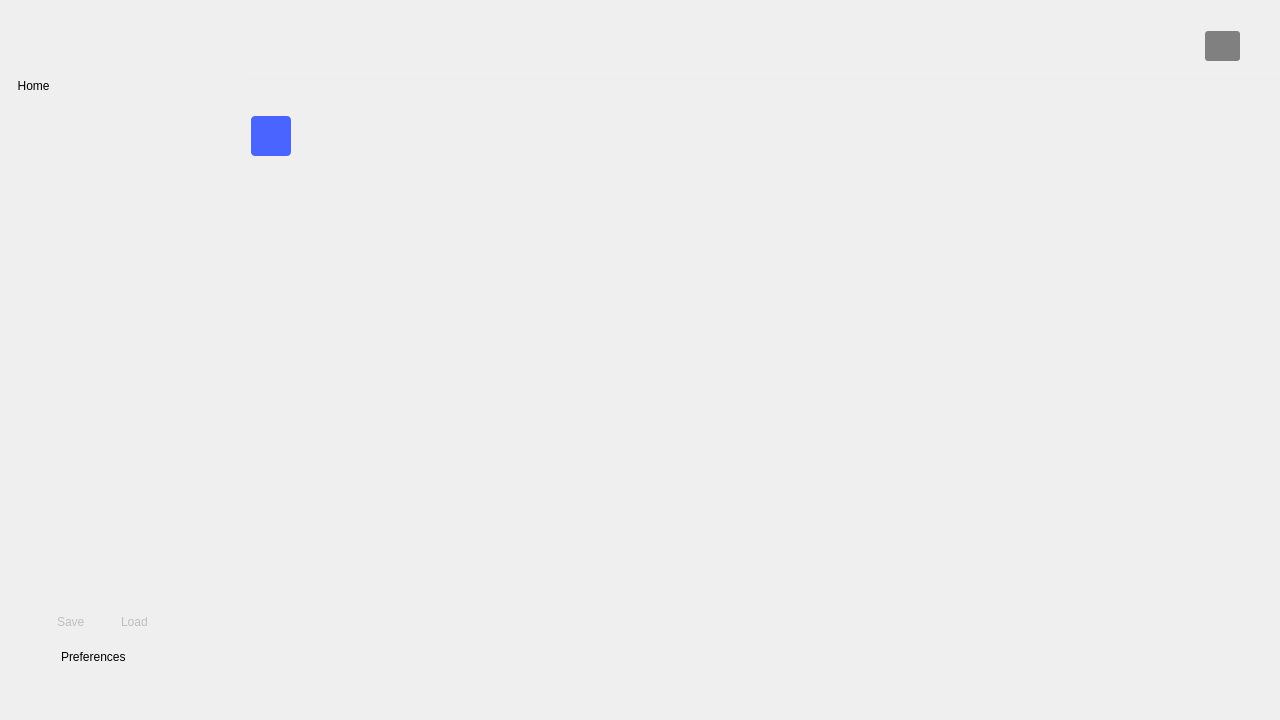
First picture: the form in ui/tool_launcher.ui, repository analogdevicesinc/scopy, before the edit.
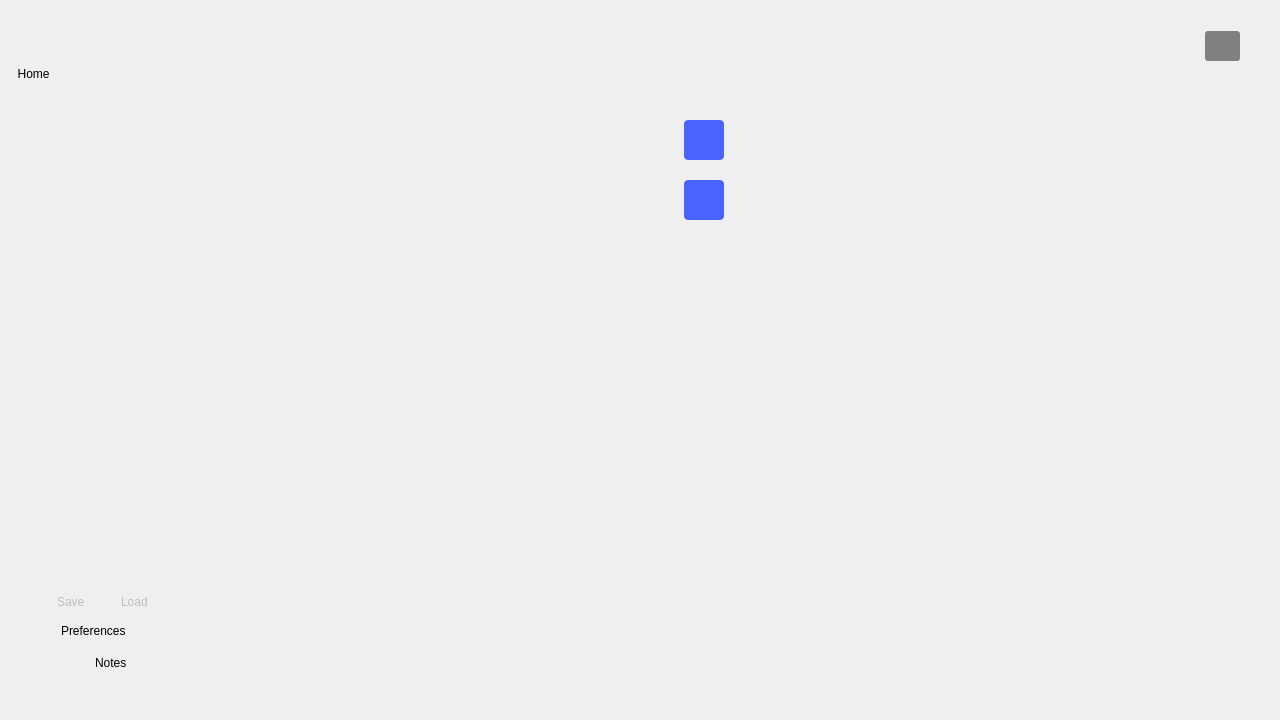
Second picture: the form after the edit. Icons and pictures are not drawn. Custom widgets are drawn as their Qt base class.

Commit message: Tool Launcher: Integrate the previously added classes (Device and User Notes) in the tool launcher and rework the device connection/selection flow.

```diff
--- a/ui/tool_launcher.ui
+++ b/ui/tool_launcher.ui
@@ -54,6 +54,9 @@
        <string notr="true">.QWidget[selected=true] { background-color: rgba(0, 0, 0, 60); }</string>
       </property>
       <layout class="QVBoxLayout" name="verticalLayout">
+       <property name="spacing">
+        <number>0</number>
+       </property>
        <property name="leftMargin">
         <number>0</number>
        </property>
@@ -346,8 +349,8 @@
            <rect>
             <x>0</x>
             <y>0</y>
-            <width>200</width>
-            <height>427</height>
+            <width>631</width>
+            <height>456</height>
            </rect>
           </property>
           <property name="sizePolicy">
@@ -872,6 +875,116 @@
          </layout>
         </widget>
        </item>
+       <item>
+        <widget class="QWidget" name="notes" native="true">
+         <property name="minimumSize">
+          <size>
+           <width>0</width>
+           <height>0</height>
+          </size>
+         </property>
+         <property name="maximumSize">
+          <size>
+           <width>200</width>
+           <height>16777215</height>
+          </size>
+         </property>
+         <property name="styleSheet">
+          <string notr="true">QPushButton { text-align:left; border: none; background-color: none; }
+.QWidget:hover {
+background-color: rgba(0, 0, 0, 60);
+border: 1px solid rgba(0, 0, 0, 30);
+border-radius:5px;
+}
+QWidget[selected=true] { 
+background-color: rgba(0, 0, 0, 60);
+border: 1px solid rgba(0, 0, 0, 30);
+border-radius:5px; 
+}</string>
+         </property>
+         <layout class="QHBoxLayout" name="horizontalLayout_11">
+          <property name="spacing">
+           <number>0</number>
+          </property>
+          <property name="leftMargin">
+           <number>0</number>
+          </property>
+          <property name="topMargin">
+           <number>0</number>
+          </property>
+          <property name="rightMargin">
+           <number>0</number>
+          </property>
+          <property name="bottomMargin">
+           <number>0</number>
+          </property>
+          <item>
+           <layout class="QHBoxLayout" name="horizontalLayout_10">
+            <property name="leftMargin">
+             <number>10</number>
+            </property>
+            <property name="topMargin">
+             <number>0</number>
+            </property>
+            <property name="rightMargin">
+             <number>10</number>
+            </property>
+            <item>
+             <spacer name="horizontalSpacer_14">
+              <property name="orientation">
+               <enum>Qt::Horizontal</enum>
+              </property>
+              <property name="sizeHint" stdset="0">
+               <size>
+                <width>0</width>
+                <height>0</height>
+               </size>
+              </property>
+             </spacer>
+            </item>
+            <item>
+             <widget class="QPushButton" name="btnNotes">
+              <property name="sizePolicy">
+               <sizepolicy hsizetype="Minimum" vsizetype="Minimum">
+                <horstretch>0</horstretch>
+                <verstretch>0</verstretch>
+               </sizepolicy>
+              </property>
+              <property name="minimumSize">
+               <size>
+                <width>32</width>
+                <height>32</height>
+               </size>
+              </property>
+              <property name="text">
+               <string>Notes</string>
+              </property>
+              <property name="checkable">
+               <bool>true</bool>
+              </property>
+              <property name="flat">
+               <bool>true</bool>
+              </property>
+             </widget>
+            </item>
+            <item>
+             <spacer name="horizontalSpacer_15">
+              <property name="orientation">
+               <enum>Qt::Horizontal</enum>
+              </property>
+              <property name="sizeHint" stdset="0">
+               <size>
+                <width>0</width>
+                <height>0</height>
+               </size>
+              </property>
+             </spacer>
+            </item>
+           </layout>
+          </item>
+         </layout>
+        </widget>
+       </item>
        <item>
         <layout class="QHBoxLayout" name="analogLogo">
          <property name="spacing">
@@ -1148,6 +1261,9 @@
               <string/>
              </property>
              <layout class="QHBoxLayout" name="horizontalLayout">
+              <property name="spacing">
+               <number>2</number>
+              </property>
               <property name="leftMargin">
                <number>0</number>
               </property>
@@ -1162,31 +1278,189 @@
               </property>
               <item>
                <layout class="QVBoxLayout" name="verticalLayout_2">
+                <property name="spacing">
+                 <number>0</number>
+                </property>
                 <property name="leftMargin">
-                 <number>9</number>
+                 <number>0</number>
                 </property>
+                <property name="bottomMargin">
+                 <number>0</number>
+                </property>
+                <item>
+                 <widget class="QWidget" name="btnsWidget" native="true">
+                  <property name="sizePolicy">
+                   <sizepolicy hsizetype="Preferred" vsizetype="Fixed">
+                    <horstretch>0</horstretch>
+                    <verstretch>0</verstretch>
+                   </sizepolicy>
+                  </property>
+                  <property name="minimumSize">
+                   <size>
+                    <width>0</width>
+                    <height>160</height>
+                   </size>
+                  </property>
+                  <property name="maximumSize">
+                   <size>
+                    <width>16777215</width>
+                    <height>160</height>
+                   </size>
+                  </property>
+                  <property name="styleSheet">
+                   <string notr="true">[selected=true] {
+  	opacity: 0.6;
+	border-radius: 4px;
+	background-color: #141416;
+}
+
+[selected=false] {
+	background-color: transparent;
+}</string>
+                  </property>
+                  <property name="selected" stdset="0">
+                   <bool>false</bool>
+                  </property>
+                  <layout class="QVBoxLayout" name="verticalLayout_6">
+                   <property name="spacing">
+                    <number>0</number>
+                   </property>
+                   <property name="leftMargin">
+                    <number>0</number>
+                   </property>
                 <property name="topMargin">
                  <number>0</number>
                 </property>
                 <property name="rightMargin">
-                 <number>9</number>
+                    <number>0</number>
                 </property>
                 <property name="bottomMargin">
                  <number>0</number>
                 </property>
                 <item>
-                 <spacer name="verticalSpacer_2">
+                    <widget class="QWidget" name="homepageWidget" native="true">
+                     <property name="styleSheet">
+                      <string notr="true">[selected=true] {
+  	opacity: 0.6;
+	border-radius: 4px;
+	background-color: #141416;
+}
+
+[selected=false] {
+	background-color: transparent;
+}</string>
+                     </property>
+                     <property name="selected" stdset="0">
+                      <bool>false</bool>
+                     </property>
+                     <layout class="QVBoxLayout" name="verticalLayout_8">
+                      <property name="leftMargin">
+                       <number>10</number>
+                      </property>
+                      <property name="topMargin">
+                       <number>20</number>
+                      </property>
+                      <property name="rightMargin">
+                       <number>10</number>
+                      </property>
+                      <property name="bottomMargin">
+                       <number>10</number>
+                      </property>
+                      <item>
+                       <spacer name="verticalSpacer_3">
                   <property name="orientation">
                    <enum>Qt::Vertical</enum>
                   </property>
                   <property name="sizeHint" stdset="0">
                    <size>
-                    <width>0</width>
+                          <width>20</width>
                     <height>0</height>
                    </size>
                   </property>
                  </spacer>
                 </item>
+                      <item>
+                       <widget class="QPushButton" name="btnHomepage">
+                        <property name="sizePolicy">
+                         <sizepolicy hsizetype="Fixed" vsizetype="Fixed">
+                          <horstretch>0</horstretch>
+                          <verstretch>0</verstretch>
+                         </sizepolicy>
+                        </property>
+                        <property name="minimumSize">
+                         <size>
+                          <width>0</width>
+                          <height>40</height>
+                         </size>
+                        </property>
+                        <property name="maximumSize">
+                         <size>
+                          <width>40</width>
+                          <height>40</height>
+                         </size>
+                        </property>
+                        <property name="styleSheet">
+                         <string notr="true">QPushButton {
+height: 40px;
+width: 40px;
+border-width: 0px;
+border-radius: 4px;
+background-color: #4A64FF;
+}
+
+QPushButton:hover {
+background-color: #4a34ff;
+}
+
+QPushButton:checked {
+background-color: #4a34ff;
+}</string>
+                        </property>
+                        <property name="text">
+                         <string/>
+                        </property>
+                        <property name="icon">
+                         <iconset>
+                          <normalon>:/icons/house.png</normalon>
+                         </iconset>
+                        </property>
+                        <property name="checkable">
+                         <bool>true</bool>
+                        </property>
+                       </widget>
+                      </item>
+                     </layout>
+                    </widget>
+                   </item>
+                   <item>
+                    <widget class="QWidget" name="addWidget" native="true">
+                     <property name="styleSheet">
+                      <string notr="true">[selected=true] {
+  	opacity: 0.6;
+	border-radius: 4px;
+	background-color: #141416;
+}
+
+[selected=false] {
+	background-color: transparent;
+}</string>
+                     </property>
+                     <property name="selected" stdset="0">
+                      <bool>false</bool>
+                     </property>
+                     <layout class="QVBoxLayout" name="verticalLayout_7">
+                      <property name="leftMargin">
+                       <number>10</number>
+                      </property>
+                      <property name="topMargin">
+                       <number>10</number>
+                      </property>
+                      <property name="rightMargin">
+                       <number>10</number>
+                      </property>
+                      <property name="bottomMargin">
+                       <number>20</number>
+                      </property>
                 <item>
                  <widget class="QPushButton" name="btnAdd">
                   <property name="sizePolicy">
@@ -1215,8 +1489,13 @@
 border-radius: 4px;
 background-color: #4A64FF;
 }
+
 QPushButton:hover {
 background-color: #4a34ff;
+}
+
+QPushButton:checked {
+background-color: #4a34ff;
 }</string>
                   </property>
                   <property name="text">
@@ -1244,41 +1523,26 @@
                  </widget>
                 </item>
                 <item>
-                 <widget class="Line" name="lineAdd">
-                  <property name="minimumSize">
+                       <spacer name="verticalSpacer_5">
+                        <property name="orientation">
+                         <enum>Qt::Vertical</enum>
+                        </property>
+                        <property name="sizeHint" stdset="0">
                    <size>
                     <width>0</width>
-                    <height>2</height>
-                   </size>
-                  </property>
-                  <property name="maximumSize">
-                   <size>
-                    <width>16777215</width>
-                    <height>2</height>
-                   </size>
-                  </property>
-                  <property name="styleSheet">
-                   <string notr="true">QFrame#line[selected=true] {
-	 border: 2px solid #4A64FF;
-}
-
-QFrame#line[selected=false] {
-	 border: 2px solid white;
-}</string>
-                  </property>
-                  <property name="lineWidth">
-                   <number>2</number>
-                  </property>
-                  <property name="orientation">
-                   <enum>Qt::Horizontal</enum>
-                  </property>
-                  <property name="selected" stdset="0">
-                   <bool>false</bool>
-                  </property>
-                 </widget>
-                </item>
+                          <height>0</height>
+                         </size>
+                        </property>
+                       </spacer>
+                      </item>
+                     </layout>
+                    </widget>
+                   </item>
+                  </layout>
+                 </widget>
+                </item>
                 <item>
-                 <spacer name="verticalSpacer_3">
+                 <spacer name="verticalSpacer_2">
                   <property name="orientation">
                    <enum>Qt::Vertical</enum>
                   </property>
@@ -1384,6 +1648,12 @@
    <header>stacked_homepage.h</header>
    <container>1</container>
   </customwidget>
+  <customwidget>
+   <class>adiscope::OscCustomScrollArea</class>
+   <extends>QScrollArea</extends>
+   <header>osc_custom_scroll.h</header>
+   <container>1</container>
+  </customwidget>
  </customwidgets>
  <resources>
   <include location="../resources/resources.qrc"/>
```
Left out of the diff: 46 changed lines with no effect on the pictures. Lines whose indentation alone changed are shown as unchanged. The commit also changes 6 other files.
